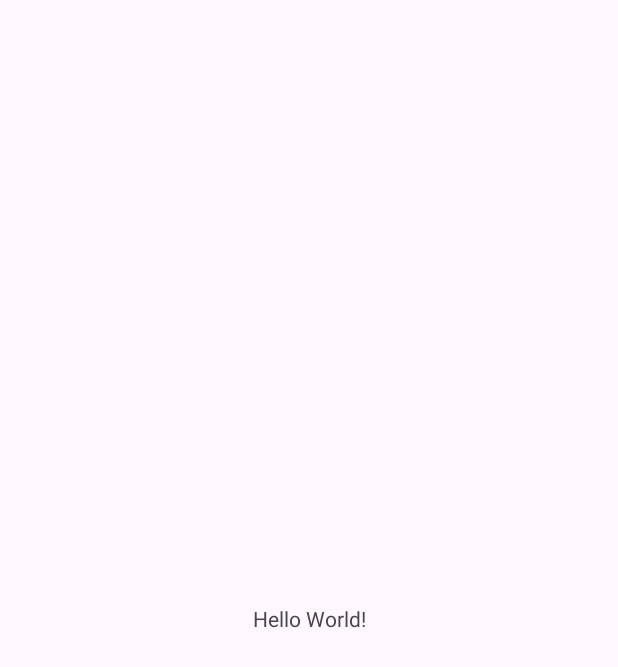
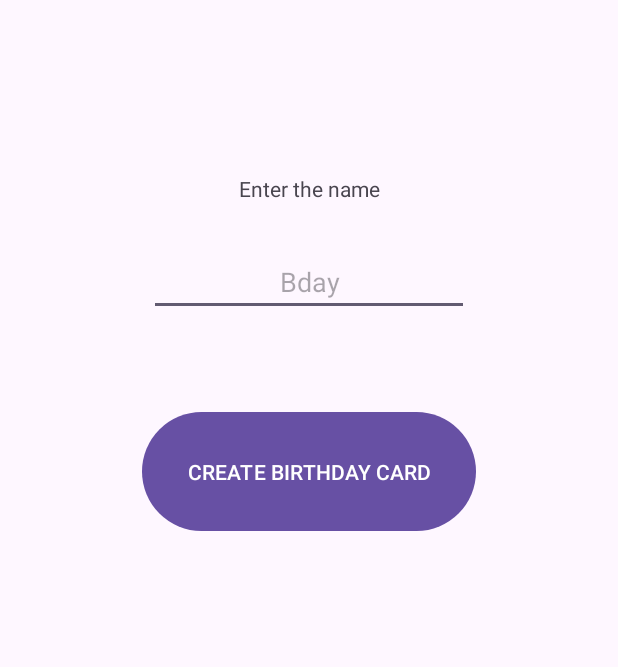
Before and after one commit to Sonal3274/BirthdayWishingApp, an Android app: the screen it shows after launch (MainActivity), on a phone screen of 412 x 824 dp. Before the commit the part shown is almost empty. Shown: the top 667 px of the screen. Run offline under Robolectric (Android 15) with nearby library versions, the phone set to English and light mode, and no system bars.

Commit message:
added XML layout

```diff
--- a/app/src/main/res/layout/activity_main.xml
+++ b/app/src/main/res/layout/activity_main.xml
@@ -4,15 +4,42 @@
     xmlns:tools="http://schemas.android.com/tools"
     android:layout_width="match_parent"
     android:layout_height="match_parent"
+    android:layout_marginTop="60dp"
     tools:context=".MainActivity">
 
     <TextView
+        android:id="@+id/helpermessage"
         android:layout_width="wrap_content"
         android:layout_height="wrap_content"
-        android:text="Hello World!"
-        app:layout_constraintBottom_toBottomOf="parent"
+        android:layout_marginTop="56dp"
+        android:text="Enter the name"
         app:layout_constraintEnd_toEndOf="parent"
         app:layout_constraintStart_toStartOf="parent"
         app:layout_constraintTop_toTopOf="parent" />
 
+    <EditText
+        android:id="@+id/nameInput"
+        android:layout_width="wrap_content"
+        android:layout_height="wrap_content"
+        android:layout_marginTop="30dp"
+        android:ems="10"
+        android:inputType="textPersonName"
+        android:hint="@string/Input_hint_text"
+        android:textAlignment="center"
+        app:layout_constraintEnd_toEndOf="parent"
+        app:layout_constraintStart_toStartOf="parent"
+        app:layout_constraintTop_toBottomOf="@+id/helpermessage"
+        android:gravity="center_horizontal" />
+
+    <Button
+        android:id="@+id/button"
+        android:layout_width="wrap_content"
+        android:layout_height="wrap_content"
+        android:layout_marginTop="60dp"
+        android:text="CREATE BIRTHDAY CARD"
+        app:layout_constraintEnd_toEndOf="parent"
+        app:layout_constraintStart_toStartOf="parent"
+        android:textAllCaps="false"
+        android:padding="30dp"
+        app:layout_constraintTop_toBottomOf="@id/nameInput" />
 </androidx.constraintlayout.widget.ConstraintLayout>
--- a/app/src/main/res/values/strings.xml
+++ b/app/src/main/res/values/strings.xml
@@ -1,3 +1,4 @@
 <resources>
     <string name="app_name">BirthdayWishingApp</string>
+    <string name="Input_hint_text">Bday</string>
 </resources>
```
